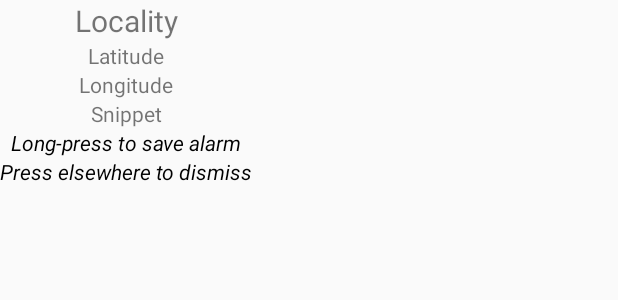
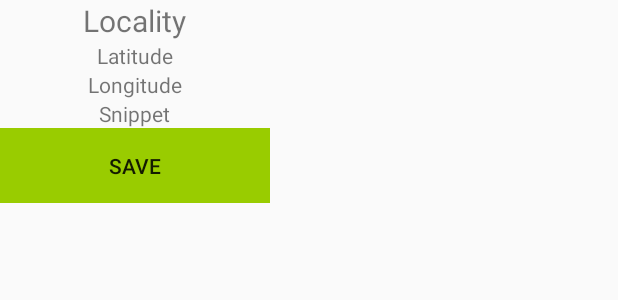
Before and after one commit to valdisvi/GPSAlarm, an Android app: the layout info_window.xml on its own in the app's theme, with its tools: preview values and no code run, on a phone screen of 412 x 824 dp. Shown: the top 300 px of the screen. Run offline under Robolectric (Android 15) with nearby library versions, the phone set to English and light mode, and no system bars.

Commit message:
Clickable button with no effect

```diff
--- a/app/build.gradle
+++ b/app/build.gradle
@@ -30,5 +30,5 @@ dependencies {
     compile 'com.google.android.gms:play-services:9.6.0'
     testCompile 'junit:junit:4.12'
 
-    compile 'com.android.support.constraint:constraint-layout:1.0.0-beta5'
+//    compile 'com.android.support.constraint:constraint-layout:1.0.0-beta5'
 }
--- a/app/src/main/res/layout/activity_map.xml
+++ b/app/src/main/res/layout/activity_map.xml
@@ -45,8 +45,9 @@
 
     <Button
         android:text="Pause"
-        android:layout_width="200dp"
-        android:layout_height="53dp"
+        android:layout_gravity="center_horizontal"
+        android:layout_width="180dp"
+        android:layout_height="50dp"
         android:id="@+id/button4"
         android:layout_below="@+id/editText"
         android:layout_toRightOf="@+id/button"
--- a/app/src/main/res/layout/info_window.xml
+++ b/app/src/main/res/layout/info_window.xml
@@ -50,21 +50,34 @@
             android:orientation="vertical"
             android:layout_gravity="center_horizontal">
 
-           <TextView
-               android:layout_width="wrap_content"
-               android:layout_height="wrap_content"
-               android:textStyle="italic"
-               android:textColor="#000000"
-               android:layout_gravity="center_horizontal"
-               android:text="Long-press to save alarm"/>
+           <!--<TextView-->
+               <!--android:layout_width="wrap_content"-->
+               <!--android:layout_height="wrap_content"-->
+               <!--android:textStyle="italic"-->
+               <!--android:textColor="#000000"-->
+               <!--android:layout_gravity="center_horizontal"-->
+               <!--android:text="Long-press to save alarm"/>-->
 
-            <TextView
-                android:layout_width="wrap_content"
-                android:layout_height="wrap_content"
-                android:textStyle="italic"
-                android:textColor="#000000"
+            <!--<TextView-->
+                <!--android:layout_width="wrap_content"-->
+                <!--android:layout_height="wrap_content"-->
+                <!--android:textStyle="italic"-->
+                <!--android:textColor="#000000"-->
+                <!--android:layout_gravity="center_horizontal"-->
+                <!--android:text="Press elsewhere to dismiss"/>-->
+
+            <Button
+                android:text="Save"
                 android:layout_gravity="center_horizontal"
-                android:text="Press elsewhere to dismiss"/>
+                android:layout_width="180dp"
+                android:layout_height="50dp"
+                android:id="@+id/button5"
+                android:layout_below="@+id/editText"
+                android:layout_toRightOf="@+id/button"
+                android:layout_toEndOf="@+id/button"
+                android:background="@android:color/holo_green_light" android:state_pressed="true"
+                android:onClick="saveAlarmPoint" />
+
         </LinearLayout>
 
     </LinearLayout>
--- a/app/src/main/res/layout/screen_popup.xml
+++ b/app/src/main/res/layout/screen_popup.xml
@@ -1,12 +1,12 @@
 <?xml version="1.0" encoding="utf-8"?>
 <LinearLayout xmlns:android="http://schemas.android.com/apk/res/android"
     android:id="@+id/popup_element"
-    android:orientation="vertical"
     android:layout_width="200dp"
     android:layout_height="100dp"
     android:layout_gravity="center"
-    android:background="#5a5a5b"
-    android:padding="10sp">
+    android:background="#0000ff"
+    android:padding="10sp"
+    android:orientation="vertical">
 
     <TextView
         android:text="You have arrived!"
--- a/build.gradle
+++ b/build.gradle
@@ -5,7 +5,7 @@ buildscript {
         jcenter()
     }
     dependencies {
-        classpath 'com.android.tools.build:gradle:2.2.2'
+        classpath 'com.android.tools.build:gradle:2.2.3'
 
         // NOTE: Do not place your application dependencies here; they belong
         // in the individual module build.gradle files
```
Also changed, not shown: app/src/main/java/a1stgroup/gpsalarm/MapsActivity.java (+15 -3 lines).
